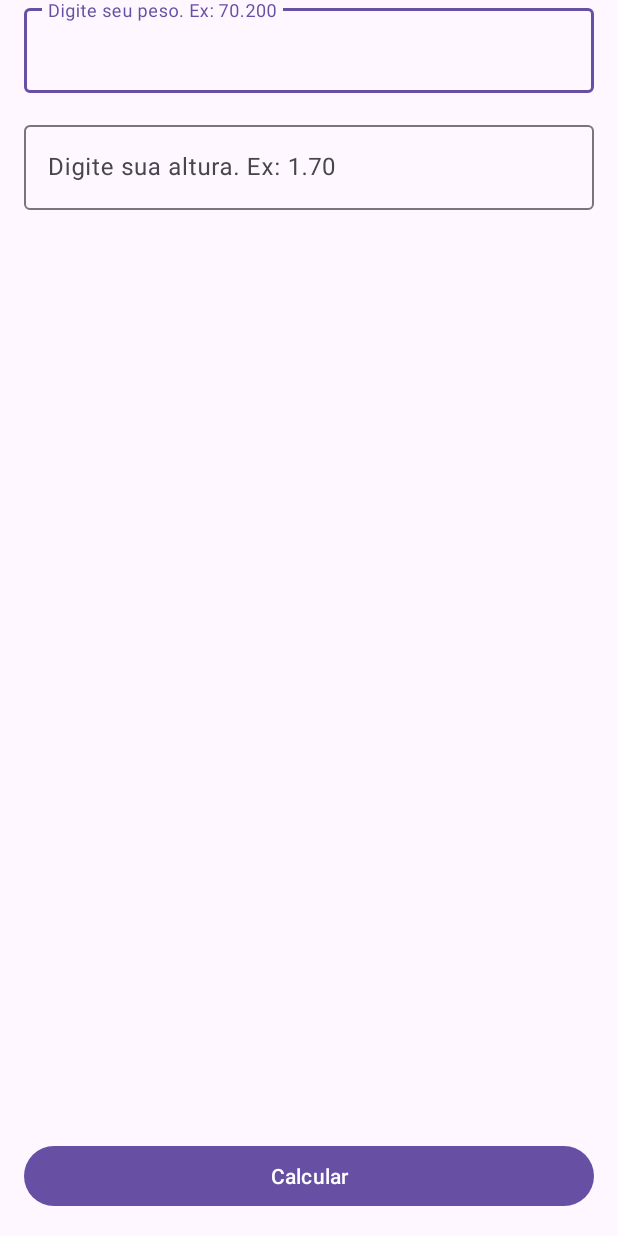
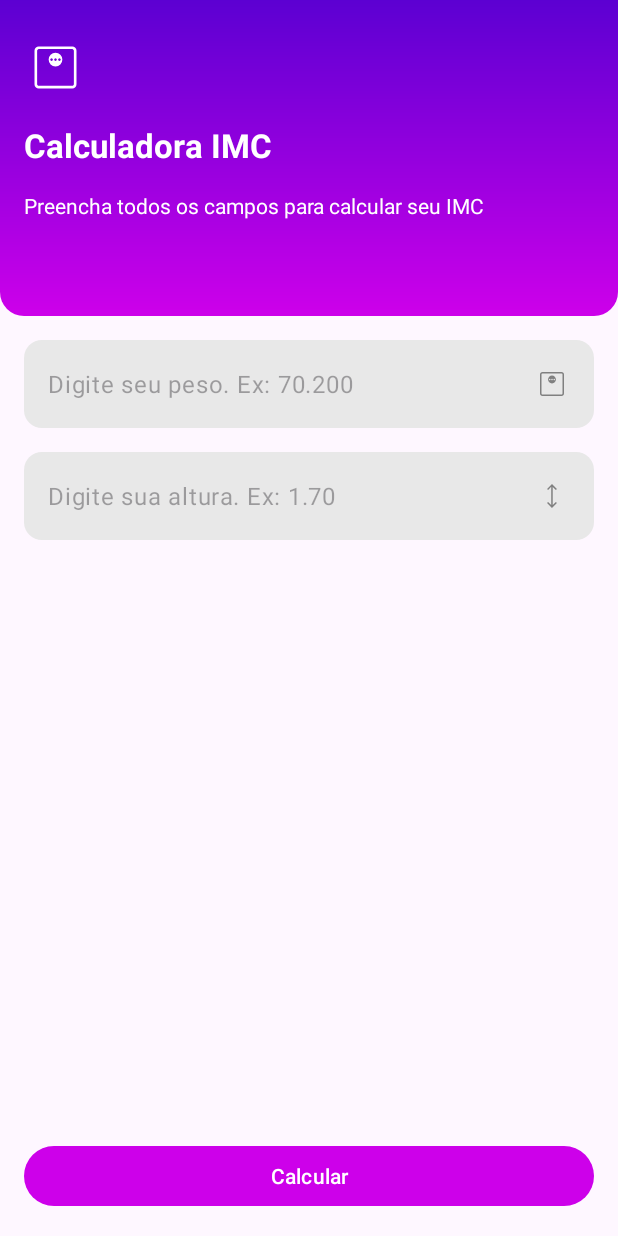
Before and after one commit to luricodes/calculadoraIMC, an Android app: the screen it shows after launch (MainActivity), on a phone screen of 412 x 824 dp. Run offline under Robolectric (Android 15) with nearby library versions, the phone set to English and light mode, and no system bars.

Commit message:
design feito - faltando cor da classificacao

```diff
--- a/app/src/main/java/com/comunidadedevspace/imc/MainActivity.kt
+++ b/app/src/main/java/com/comunidadedevspace/imc/MainActivity.kt
@@ -52,7 +52,10 @@ class MainActivity : AppCompatActivity() {
                 val intent = Intent (this, ResultActivity::class.java)
                 intent.putExtra(key_result_imc, resultado)
                 startActivity(intent)
-                println(resultado)
+
+                //Cores
+                //EditText background + Icon
+                //Gradiente + Tutulo + Icon + Descricao
             }
 
 
--- /dev/null
+++ b/app/src/main/res/drawable/gradiente_bg.xml
@@ -0,0 +1,12 @@
+<?xml version="1.0" encoding="utf-8"?>
+<shape xmlns:android="http://schemas.android.com/apk/res/android">
+    <corners android:topLeftRadius="0dp"
+        android:topRightRadius="0dp"
+        android:bottomLeftRadius="16dp"
+        android:bottomRightRadius="16dp"/>
+
+    <gradient
+        android:startColor="@color/primary_400"
+        android:endColor="@color/primary_900"
+        android:angle="90"/>
+</shape>
--- /dev/null
+++ b/app/src/main/res/drawable/ic_height.xml
@@ -0,0 +1,9 @@
+<vector xmlns:android="http://schemas.android.com/apk/res/android"
+    android:width="24dp"
+    android:height="24dp"
+    android:viewportWidth="960"
+    android:viewportHeight="960">
+  <path
+      android:pathData="M479.23,800 L347.69,668.46l27.54,-27.54 84,82.23v-487.07l-83.23,83 -27.54,-27.54L480,160l131.54,131.54 -28.31,28.54 -84,-83.23v486.3l84,-82.23 27.54,27.54L479.23,800Z"
+      android:fillColor="#ff808080"/>
+</vector>
--- /dev/null
+++ b/app/src/main/res/drawable/ic_weight.xml
@@ -0,0 +1,9 @@
+<vector xmlns:android="http://schemas.android.com/apk/res/android"
+    android:width="24dp"
+    android:height="24dp"
+    android:viewportWidth="960"
+    android:viewportHeight="960">
+  <path
+      android:pathData="M480,464.62q43.85,0 74.23,-30.39 30.39,-30.38 30.39,-74.23 0,-43.85 -30.39,-74.23 -30.38,-30.39 -74.23,-30.39 -43.85,0 -74.23,30.39 -30.39,30.38 -30.39,74.23 0,43.85 30.39,74.23 30.38,30.39 74.23,30.39ZM420,380q-8,0 -14,-6t-6,-14q0,-8 6,-14t14,-6q8,0 14,6t6,14q0,8 -6,14t-14,6ZM480,380q-8,0 -14,-6t-6,-14q0,-8 6,-14t14,-6q8,0 14,6t6,14q0,8 -6,14t-14,6ZM540,380q-8,0 -14,-6t-6,-14q0,-8 6,-14t14,-6q8,0 14,6t6,14q0,8 -6,14t-14,6ZM224.62,800q-27.62,0 -46.12,-18.5Q160,763 160,735.38v-510.76q0,-27.62 18.5,-46.12Q197,160 224.62,160h510.76q27.62,0 46.12,18.5Q800,197 800,224.62v510.76q0,27.62 -18.5,46.12Q763,800 735.38,800L224.62,800ZM224.62,760h510.76q9.24,0 16.93,-7.69 7.69,-7.69 7.69,-16.93v-510.76q0,-9.24 -7.69,-16.93 -7.69,-7.69 -16.93,-7.69L224.62,200q-9.24,0 -16.93,7.69 -7.69,7.69 -7.69,16.93v510.76q0,9.24 7.69,16.93 7.69,7.69 16.93,7.69ZM200,200v560,-560Z"
+      android:fillColor="#ff808080"/>
+</vector>
--- /dev/null
+++ b/app/src/main/res/drawable/rounded_bg.xml
@@ -0,0 +1,5 @@
+<?xml version="1.0" encoding="utf-8"?>
+<shape xmlns:android="http://schemas.android.com/apk/res/android">
+    <solid android:color="#e8e8e8"/> <!-- Grey color for the background-->>
+    <corners android:radius="12dp"/> <!-- Radius for the rounded corners-->>
+</shape>
--- a/app/src/main/res/layout/activity_main.xml
+++ b/app/src/main/res/layout/activity_main.xml
@@ -6,6 +6,45 @@
     android:layout_height="match_parent"
     tools:context=".MainActivity">
 
+    <LinearLayout
+        android:id="@+id/linearLayout"
+        android:layout_width="match_parent"
+        android:layout_height="wrap_content"
+        android:background="@drawable/gradiente_bg"
+        android:orientation="vertical"
+        android:paddingBottom="64dp">
+
+        <ImageView
+
+            android:layout_width="42dp"
+            android:layout_height="42dp"
+            android:layout_marginStart="16dp"
+            android:layout_marginTop="24dp"
+            android:src="@drawable/ic_weight"
+            app:tint="@color/white" />
+
+        <TextView
+            android:layout_width="wrap_content"
+            android:layout_height="wrap_content"
+            android:padding="16dp"
+            android:text="Calculadora IMC"
+            android:textColor="@color/white"
+            android:textSize="22sp"
+            android:textStyle="bold"
+            app:layout_constraintBottom_toBottomOf="parent"
+            app:layout_constraintEnd_toEndOf="parent"
+            app:layout_constraintStart_toStartOf="parent"
+            app:layout_constraintTop_toTopOf="parent" />
+
+        <TextView
+            android:layout_width="wrap_content"
+            android:layout_height="wrap_content"
+            android:layout_marginStart="16dp"
+            android:layout_marginEnd="16dp"
+            android:text="Preencha todos os campos para calcular seu IMC"
+            android:textColor="@color/white" />
+
+    </LinearLayout>
 
     <Button
         android:id="@+id/btn_calcular"
@@ -14,38 +53,44 @@
         android:layout_margin="16dp"
         android:text="Calcular"
         app:layout_constraintBottom_toBottomOf="parent"
-        app:layout_constraintEnd_toEndOf="parent"
-        app:layout_constraintStart_toStartOf="parent" />
+        app:layout_constraintEnd_toEndOf="parent" />
 
     <com.google.android.material.textfield.TextInputLayout
         android:id="@+id/textInputLayout3"
         android:layout_width="match_parent"
         android:layout_height="wrap_content"
+        app:boxBackgroundMode="none"
         android:layout_margin="16dp"
+        app:hintEnabled="false"
         app:layout_constraintBaseline_toTopOf="parent"
         app:layout_constraintEnd_toEndOf="parent"
-        app:layout_constraintStart_toStartOf="parent"
-        tools:layout_editor_absoluteY="16dp">
+        app:layout_constraintTop_toBottomOf="@+id/linearLayout">
 
         <com.google.android.material.textfield.TextInputEditText
             android:id="@+id/edt_peso"
             android:layout_width="match_parent"
             android:layout_height="wrap_content"
+            android:background="@drawable/rounded_bg"
+            android:drawableEnd="@drawable/ic_weight"
             android:hint="Digite seu peso. Ex: 70.200"
-            android:inputType="numberDecimal" />
+            android:inputType="numberDecimal"
+            android:maxLength="6" />
     </com.google.android.material.textfield.TextInputLayout>
 
     <com.google.android.material.textfield.TextInputLayout
         android:id="@+id/textInputLayout2"
         android:layout_width="match_parent"
         android:layout_height="wrap_content"
+        android:background="@drawable/rounded_bg"
         android:layout_margin="16dp"
-        android:layout_marginTop="32dp"
-        app:layout_constraintTop_toBottomOf="@+id/textInputLayout3"
-        tools:layout_editor_absoluteX="16dp">
+        app:hintEnabled="false"
+        app:boxBackgroundMode="none"
+        app:layout_constraintTop_toBottomOf="@+id/textInputLayout3">
 
         <com.google.android.material.textfield.TextInputEditText
             android:id="@+id/edt_altura"
+            android:drawableEnd="@drawable/ic_height"
+            android:maxLength="4"
             android:layout_width="match_parent"
             android:layout_height="wrap_content"
             android:hint="Digite sua altura. Ex: 1.70"
--- a/app/src/main/res/values-night/themes.xml
+++ b/app/src/main/res/values-night/themes.xml
@@ -2,6 +2,7 @@
     <!-- Base application theme. -->
     <style name="Base.Theme.Calculadoraimc" parent="Theme.Material3.DayNight.NoActionBar">
         <!-- Customize your dark theme here. -->
-        <!-- <item name="colorPrimary">@color/my_dark_primary</item> -->
+        <item name="colorPrimary">@color/primary_400</item>
+        <item name="android:statusBarColor">@color/primary_900</item>
     </style>
 </resources>
--- a/app/src/main/res/values/colors.xml
+++ b/app/src/main/res/values/colors.xml
@@ -2,4 +2,7 @@
 <resources>
     <color name="black">#FF000000</color>
     <color name="white">#FFFFFFFF</color>
+
+    <color name="primary_400">#cd00ea</color>
+    <color name="primary_900">#5c00d2</color>
 </resources>
--- a/app/src/main/res/values/themes.xml
+++ b/app/src/main/res/values/themes.xml
@@ -2,7 +2,8 @@
     <!-- Base application theme. -->
     <style name="Base.Theme.Calculadoraimc" parent="Theme.Material3.DayNight.NoActionBar">
         <!-- Customize your light theme here. -->
-        <!-- <item name="colorPrimary">@color/my_light_primary</item> -->
+        <item name="colorPrimary">@color/primary_400</item>
+        <item name="android:statusBarColor">@color/primary_900</item>
     </style>
 
     <style name="Theme.Calculadoraimc" parent="Base.Theme.Calculadoraimc" />
```
Also changed, not shown: app/src/main/res/layout/activity_result.xml (+53 -5 lines).
